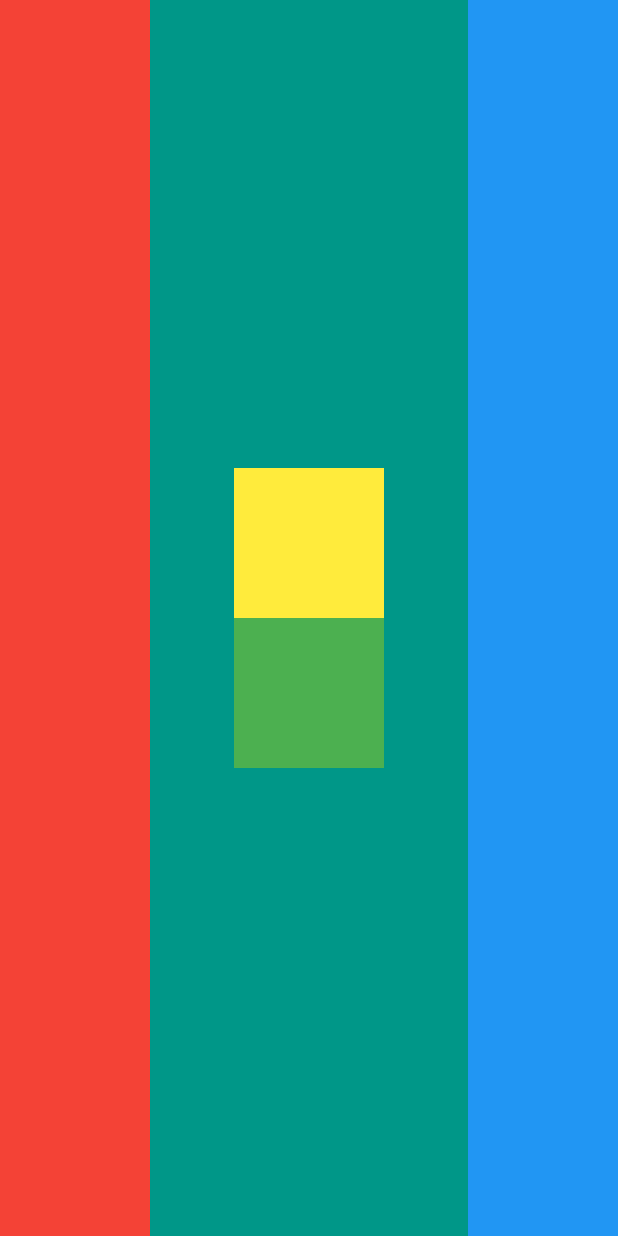
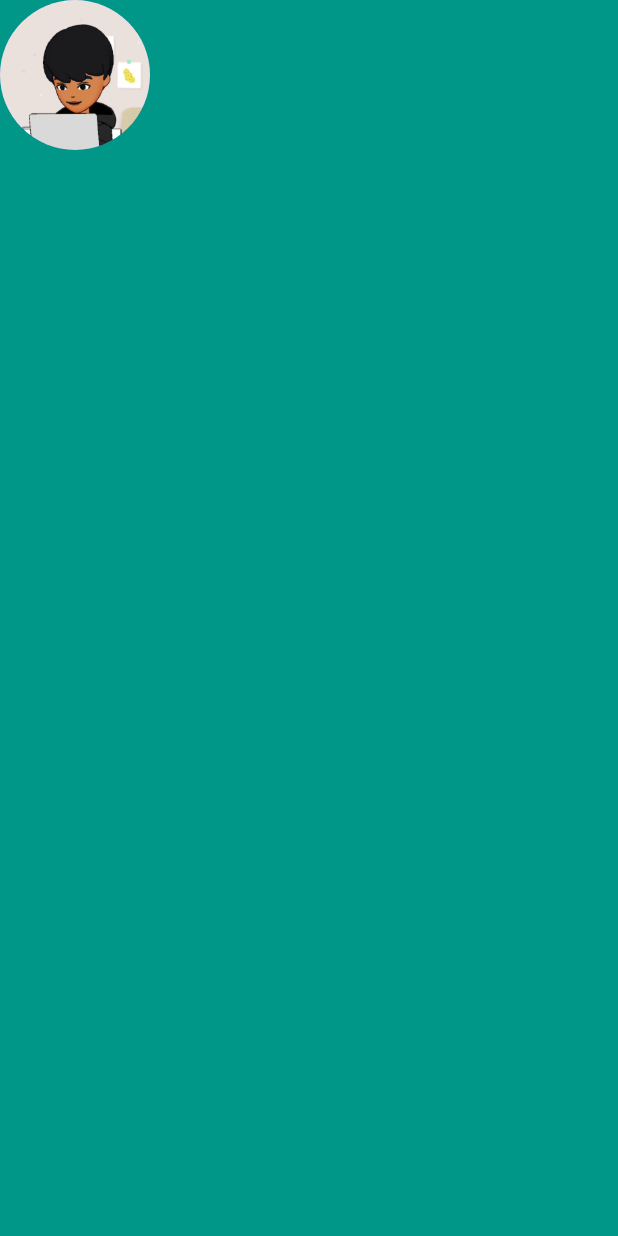
Before and after one commit to md-bd/flutter-projects, a Flutter app: the screen it shows after launch, on a phone screen of 412 x 824 dp. Run offline on Flutter 3.47's test engine with Material 2 defaults, Android fonts, the phone set to English and light mode, and no system bars.

Commit message:
image added

```diff
--- a/CourseApplications/mi_card_flutter/lib/main.dart
+++ b/CourseApplications/mi_card_flutter/lib/main.dart
@@ -16,37 +16,13 @@ class MyApp extends StatelessWidget {
       home: Scaffold(
         backgroundColor: Colors.teal,
         body: SafeArea(
-          child: Row(
-            mainAxisAlignment: MainAxisAlignment.spaceBetween,
+          child: Column(
             children: [
-              Container(
-                width: 100,
-                color: Colors.red,
-                // child: Text('Container 1'),
+              CircleAvatar(
+                radius: 50,
+                backgroundImage: AssetImage('images/md-pp.png'),
               ),
-              Container(
-                // color: Colors.blue,
-                child: Column(
-                  mainAxisAlignment: MainAxisAlignment.center,
-                  children: [
-                    Container(
-                      width: 100,
-                      height: 100,
-                      color: Colors.yellow,
-                    ),
-                    Container(
-                      width: 100,
-                      height: 100,
-                      color: Colors.green,
-                    ),
-                  ],
-                ),
-              ),
-              Container(
-                width: 100,
-                color: Colors.blue,
-                // child: Text('Container 3'),
-              ),
+
             ],
           ),
         ),
```
Also changed, not shown: CourseApplications/mi_card_flutter/pubspec.yaml (+2 -47 lines), CourseApplications/mi_card_flutter/images/md-pp.png (added).
